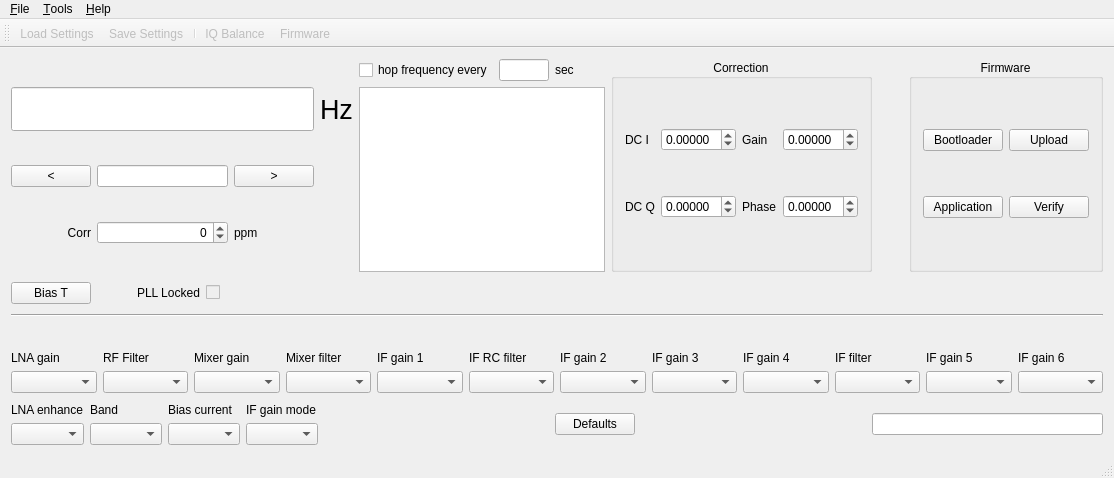
Old version of the form mainwindow.ui in the repository csete/qthid.
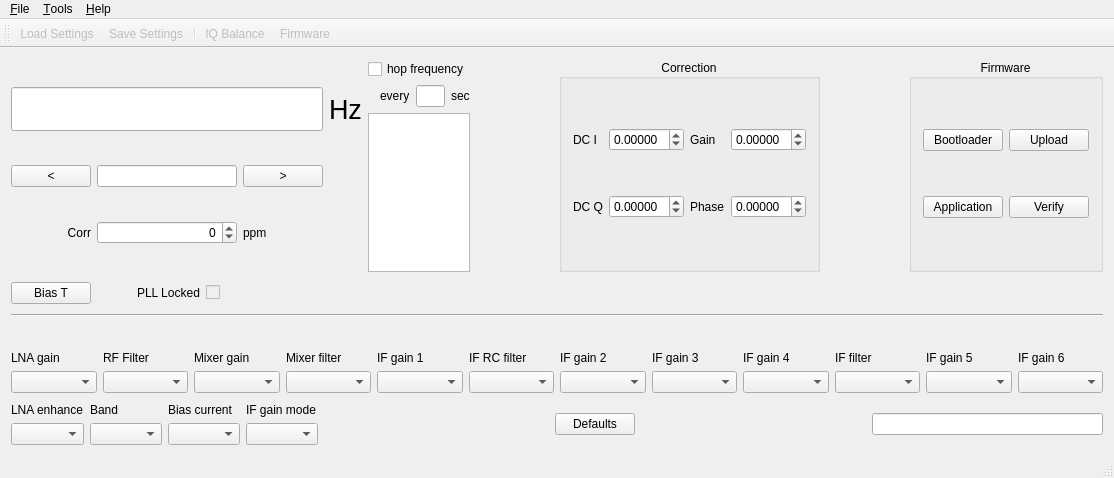
New version of the form. Icons and pictures are not drawn.

Commit message: make UI a little nicer

```diff
--- a/mainwindow.ui
+++ b/mainwindow.ui
@@ -181,15 +181,38 @@
         <property name="rightMargin">
          <number>0</number>
         </property>
+        <item>
+         <widget class="QCheckBox" name="hopCheck">
+          <property name="text">
+           <string>hop frequency</string>
+          </property>
+         </widget>
+        </item>
         <item>
          <layout class="QHBoxLayout" name="horizontalLayout_7">
           <property name="bottomMargin">
            <number>0</number>
           </property>
           <item>
-           <widget class="QCheckBox" name="hopCheck">
+           <spacer name="horizontalSpacer_7">
+            <property name="orientation">
+             <enum>Qt::Horizontal</enum>
+            </property>
+            <property name="sizeType">
+             <enum>QSizePolicy::Expanding</enum>
+            </property>
+            <property name="sizeHint" stdset="0">
+             <size>
+              <width>12</width>
+              <height>20</height>
+             </size>
+            </property>
+           </spacer>
+          </item>
+          <item>
+           <widget class="QLabel" name="label_every">
             <property name="text">
-             <string>hop frequency every</string>
+             <string>every</string>
             </property>
            </widget>
           </item>
@@ -197,7 +220,7 @@
            <widget class="QLineEdit" name="hopSec">
             <property name="sizePolicy">
              <sizepolicy hsizetype="Ignored" vsizetype="Fixed">
-              <horstretch>0</horstretch>
+              <horstretch>1</horstretch>
               <verstretch>0</verstretch>
              </sizepolicy>
             </property>
@@ -208,6 +231,12 @@
           </item>
           <item>
            <widget class="QLabel" name="label_sec">
+            <property name="sizePolicy">
+             <sizepolicy hsizetype="Preferred" vsizetype="Preferred">
+              <horstretch>0</horstretch>
+              <verstretch>0</verstretch>
+             </sizepolicy>
+            </property>
             <property name="text">
              <string>sec</string>
             </property>
@@ -217,6 +246,12 @@
         </item>
         <item>
          <widget class="QPlainTextEdit" name="hopFreqList">
+          <property name="sizePolicy">
+           <sizepolicy hsizetype="Ignored" vsizetype="Expanding">
+            <horstretch>0</horstretch>
+            <verstretch>0</verstretch>
+           </sizepolicy>
+          </property>
           <property name="horizontalScrollBarPolicy">
            <enum>Qt::ScrollBarAlwaysOff</enum>
           </property>
@@ -227,6 +262,19 @@
         </item>
        </layout>
       </item>
+      <item>
+       <spacer name="horizontalSpacer_5">
+        <property name="orientation">
+         <enum>Qt::Horizontal</enum>
+        </property>
+        <property name="sizeHint" stdset="0">
+         <size>
+          <width>40</width>
+          <height>20</height>
+         </size>
+        </property>
+       </spacer>
+      </item>
       <item>
        <widget class="QGroupBox" name="groupBoxFreqCorr">
         <property name="title">
```
